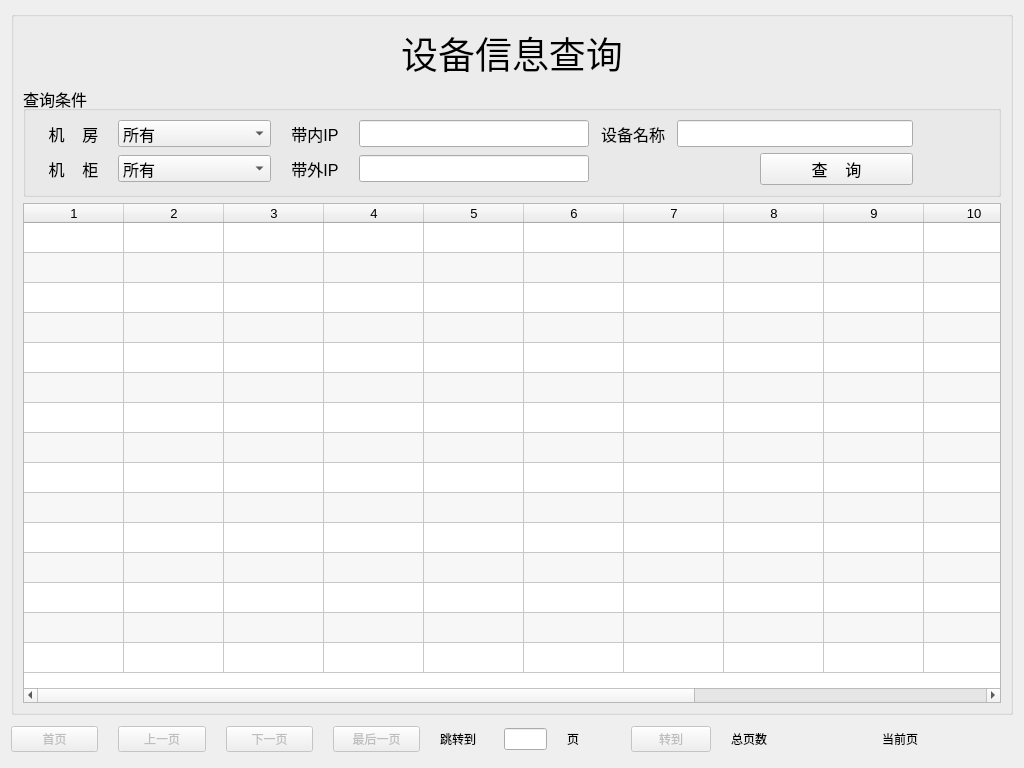
tainyuhong/pyside_machine_system, file ui/MachineSelect.ui: the form before one commit.
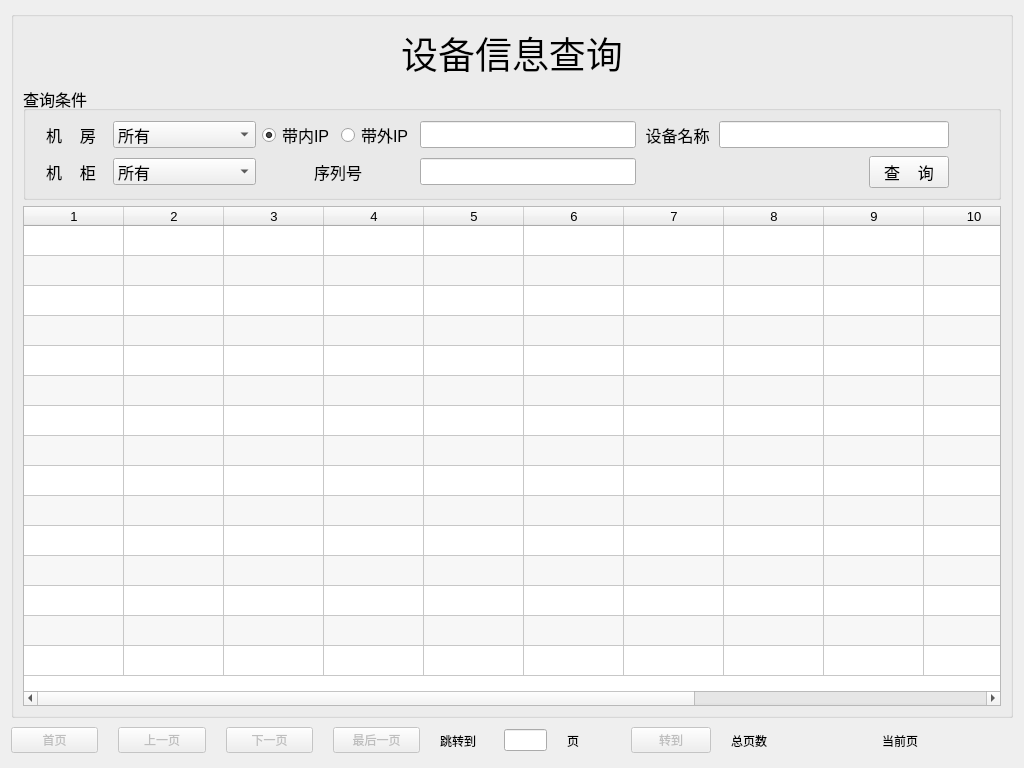
The form after the commit. Icons and pictures are not drawn.

```diff
--- a/ui/MachineSelect.ui
+++ b/ui/MachineSelect.ui
@@ -86,59 +86,8 @@
           </property>
           <layout class="QHBoxLayout" name="horizontalLayout_2">
            <item>
-            <layout class="QGridLayout" name="gridLayout" columnstretch="1,2,1,3,1,1,2,1">
-             <item row="0" column="0">
-              <widget class="QLabel" name="label">
-               <property name="sizePolicy">
-                <sizepolicy hsizetype="Preferred" vsizetype="Preferred">
-                 <horstretch>2</horstretch>
-                 <verstretch>0</verstretch>
-                </sizepolicy>
-               </property>
-               <property name="text">
-                <string>机    房</string>
-               </property>
-               <property name="alignment">
-                <set>Qt::AlignCenter</set>
-               </property>
-              </widget>
-             </item>
-             <item row="0" column="1">
-              <widget class="QComboBox" name="room">
-               <item>
-                <property name="text">
-                 <string>所有</string>
-                </property>
-               </item>
-              </widget>
-             </item>
-             <item row="0" column="2">
-              <widget class="QLabel" name="label_4">
-               <property name="sizePolicy">
-                <sizepolicy hsizetype="Preferred" vsizetype="Preferred">
-                 <horstretch>2</horstretch>
-                 <verstretch>0</verstretch>
-                </sizepolicy>
-               </property>
-               <property name="text">
-                <string>带内IP</string>
-               </property>
-               <property name="alignment">
-                <set>Qt::AlignCenter</set>
-               </property>
-              </widget>
-             </item>
-             <item row="0" column="3">
-              <widget class="QLineEdit" name="mg_ip">
-               <property name="sizePolicy">
-                <sizepolicy hsizetype="Expanding" vsizetype="Fixed">
-                 <horstretch>3</horstretch>
-                 <verstretch>0</verstretch>
-                </sizepolicy>
-               </property>
-              </widget>
-             </item>
-             <item row="0" column="4">
+            <layout class="QGridLayout" name="gridLayout" columnstretch="1,2,1,1,3,1,2,1,0">
+             <item row="0" column="5">
               <widget class="QLabel" name="label_3">
                <property name="sizePolicy">
                 <sizepolicy hsizetype="Preferred" vsizetype="Preferred">
@@ -154,17 +103,7 @@
                </property>
               </widget>
              </item>
-             <item row="0" column="5" colspan="2">
-              <widget class="QLineEdit" name="machine_name">
-               <property name="sizePolicy">
-                <sizepolicy hsizetype="Expanding" vsizetype="Fixed">
-                 <horstretch>3</horstretch>
-                 <verstretch>0</verstretch>
-                </sizepolicy>
-               </property>
-              </widget>
-             </item>
-             <item row="0" column="7">
+             <item row="0" column="8">
               <spacer name="horizontalSpacer_3">
                <property name="orientation">
                 <enum>Qt::Horizontal</enum>
@@ -177,16 +116,6 @@
                </property>
               </spacer>
              </item>
-             <item row="1" column="0">
-              <widget class="QLabel" name="label_5">
-               <property name="text">
-                <string>机    柜</string>
-               </property>
-               <property name="alignment">
-                <set>Qt::AlignCenter</set>
-               </property>
-              </widget>
-             </item>
              <item row="1" column="1">
               <widget class="QComboBox" name="cb_cabniet">
                <item>
@@ -196,24 +125,8 @@
                </item>
               </widget>
              </item>
-             <item row="1" column="2">
-              <widget class="QLabel" name="label_2">
-               <property name="sizePolicy">
-                <sizepolicy hsizetype="Preferred" vsizetype="Preferred">
-                 <horstretch>2</horstretch>
-                 <verstretch>0</verstretch>
-                </sizepolicy>
-               </property>
-               <property name="text">
-                <string>带外IP</string>
-               </property>
-               <property name="alignment">
-                <set>Qt::AlignCenter</set>
-               </property>
-              </widget>
-             </item>
-             <item row="1" column="3">
-              <widget class="QLineEdit" name="bmc_ip">
+             <item row="0" column="6" colspan="2">
+              <widget class="QLineEdit" name="machine_name">
                <property name="sizePolicy">
                 <sizepolicy hsizetype="Expanding" vsizetype="Fixed">
                  <horstretch>3</horstretch>
@@ -222,7 +135,7 @@
                </property>
               </widget>
              </item>
-             <item row="1" column="4" colspan="2">
+             <item row="1" column="5" colspan="2">
               <spacer name="horizontalSpacer">
                <property name="orientation">
                 <enum>Qt::Horizontal</enum>
@@ -235,7 +148,7 @@
                </property>
               </spacer>
              </item>
-             <item row="1" column="6">
+             <item row="1" column="7">
               <widget class="QPushButton" name="select_btn">
                <property name="sizePolicy">
                 <sizepolicy hsizetype="Minimum" vsizetype="Fixed">
@@ -248,7 +161,36 @@
                </property>
               </widget>
              </item>
-             <item row="1" column="7">
+             <item row="1" column="0">
+              <widget class="QLabel" name="label_5">
+               <property name="text">
+                <string>机    柜</string>
+               </property>
+               <property name="alignment">
+                <set>Qt::AlignCenter</set>
+               </property>
+              </widget>
+             </item>
+             <item row="0" column="1">
+              <widget class="QComboBox" name="room">
+               <item>
+                <property name="text">
+                 <string>所有</string>
+                </property>
+               </item>
+              </widget>
+             </item>
+             <item row="0" column="4">
+              <widget class="QLineEdit" name="mg_ip">
+               <property name="sizePolicy">
+                <sizepolicy hsizetype="Expanding" vsizetype="Fixed">
+                 <horstretch>3</horstretch>
+                 <verstretch>0</verstretch>
+                </sizepolicy>
+               </property>
+              </widget>
+             </item>
+             <item row="1" column="8">
               <spacer name="horizontalSpacer_2">
                <property name="orientation">
                 <enum>Qt::Horizontal</enum>
@@ -261,6 +203,65 @@
                </property>
               </spacer>
              </item>
+             <item row="1" column="4">
+              <widget class="QLineEdit" name="le_sn">
+               <property name="sizePolicy">
+                <sizepolicy hsizetype="Expanding" vsizetype="Fixed">
+                 <horstretch>3</horstretch>
+                 <verstretch>0</verstretch>
+                </sizepolicy>
+               </property>
+              </widget>
+             </item>
+             <item row="0" column="0">
+              <widget class="QLabel" name="label">
+               <property name="sizePolicy">
+                <sizepolicy hsizetype="Preferred" vsizetype="Preferred">
+                 <horstretch>2</horstretch>
+                 <verstretch>0</verstretch>
+                </sizepolicy>
+               </property>
+               <property name="text">
+                <string>机    房</string>
+               </property>
+               <property name="alignment">
+                <set>Qt::AlignCenter</set>
+               </property>
+              </widget>
+             </item>
+             <item row="0" column="3">
+              <widget class="QRadioButton" name="rd_bmc_ip">
+               <property name="text">
+                <string>带外IP</string>
+               </property>
+              </widget>
+             </item>
+             <item row="0" column="2">
+              <widget class="QRadioButton" name="rd_mg_ip">
+               <property name="text">
+                <string>带内IP</string>
+               </property>
+               <property name="checked">
+                <bool>true</bool>
+               </property>
+              </widget>
+             </item>
+             <item row="1" column="2" colspan="2">
+              <widget class="QLabel" name="label_2">
+               <property name="sizePolicy">
+                <sizepolicy hsizetype="Preferred" vsizetype="Preferred">
+                 <horstretch>2</horstretch>
+                 <verstretch>0</verstretch>
+                </sizepolicy>
+               </property>
+               <property name="text">
+                <string>序列号</string>
+               </property>
+               <property name="alignment">
+                <set>Qt::AlignCenter</set>
+               </property>
+              </widget>
+             </item>
             </layout>
            </item>
           </layout>
```
Left out of the diff: 2 changed lines with no effect on the pictures.
